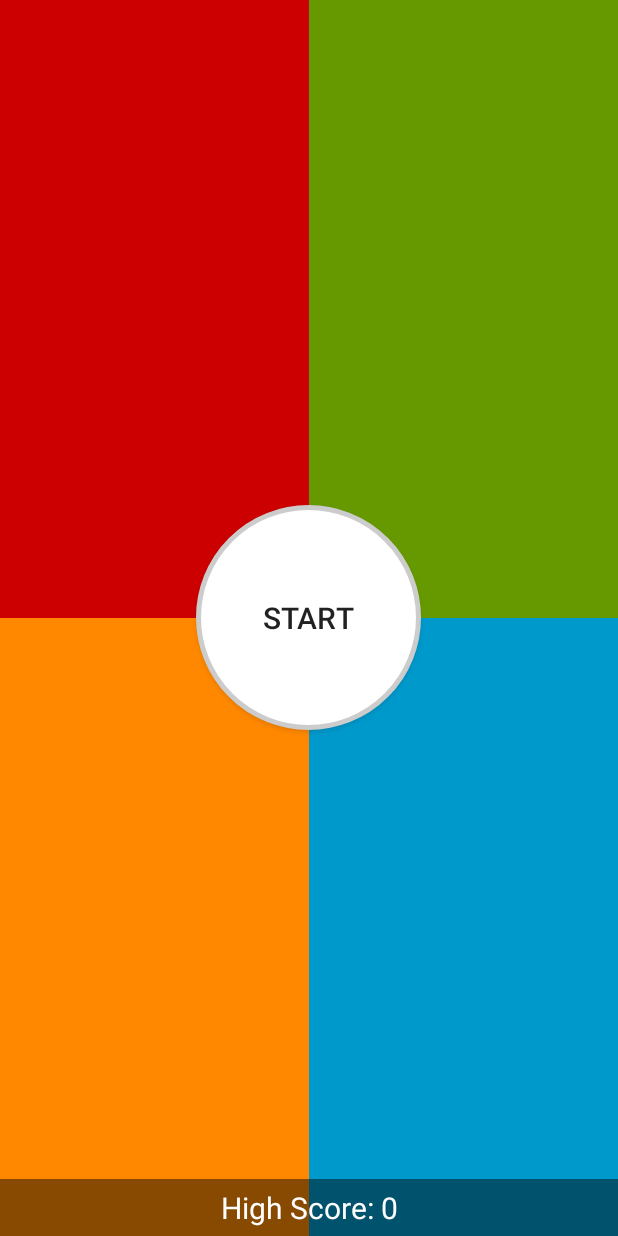
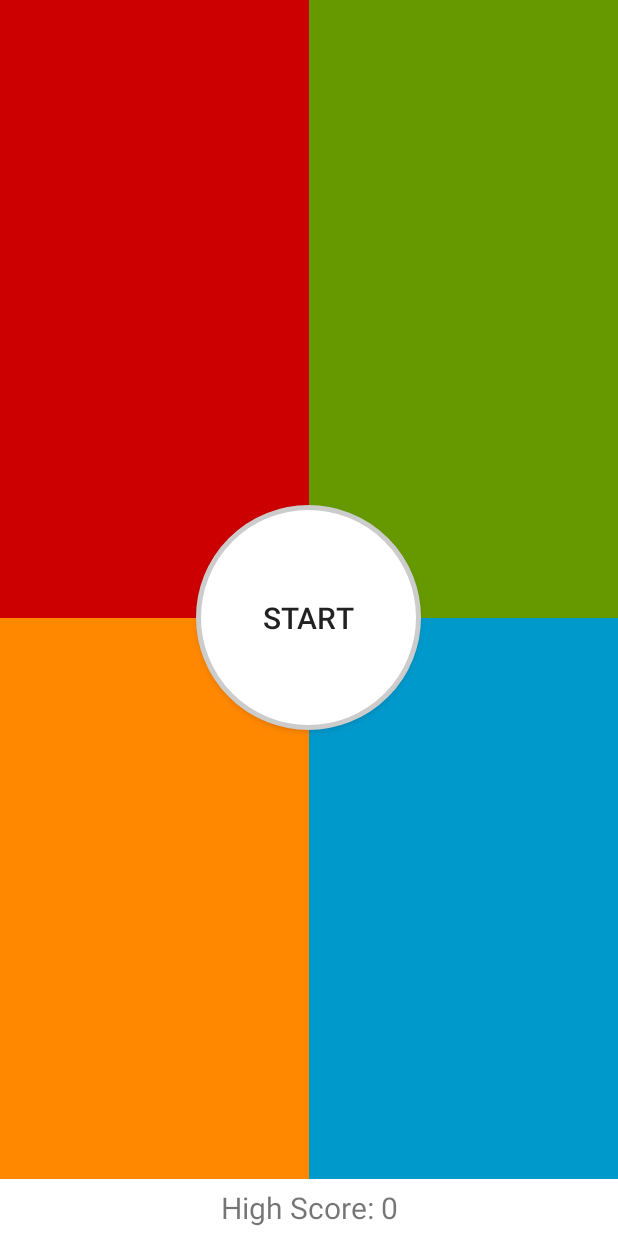
Before and after one commit to sourabhv/memorizer, an Android app: the screen it shows after launch (MainActivity), on a phone screen of 412 x 824 dp. Run offline under Robolectric (Android 15) with nearby library versions, the phone set to English and light mode, and no system bars.

Commit message:
Change Highscore bar color to white

```diff
--- a/app/src/main/java/contagious/apps/memorizer/ColorView.java
+++ b/app/src/main/java/contagious/apps/memorizer/ColorView.java
@@ -15,11 +15,6 @@ public class ColorView extends Button {
         TransitionDrawable transition = (TransitionDrawable) getBackground();
         transition.startTransition(300);
         transition.reverseTransition(500);
-        try {
-            Thread.sleep(800);
-        } catch(InterruptedException ie) {
-            // hope that this never happens
-        }
     }
 
 }
--- a/app/src/main/res/layout/activity_main.xml
+++ b/app/src/main/res/layout/activity_main.xml
@@ -85,8 +85,7 @@
         android:layout_alignParentBottom="true"
         android:paddingTop="5dp"
         android:paddingBottom="5dp"
-        android:background="@color/transparent_gray"
-        android:textColor="@android:color/white"
+        android:background="@android:color/white"
         android:textSize="20sp"
         android:gravity="center"/>
 
--- a/app/src/main/res/values/strings.xml
+++ b/app/src/main/res/values/strings.xml
@@ -16,5 +16,4 @@
     <color name="yellow">#FF8800</color>
     <color name="light_blue">#33B5E5</color>
     <color name="blue">#0099CC</color>
-    <color name="transparent_gray">#77000000</color>
 </resources>
```
